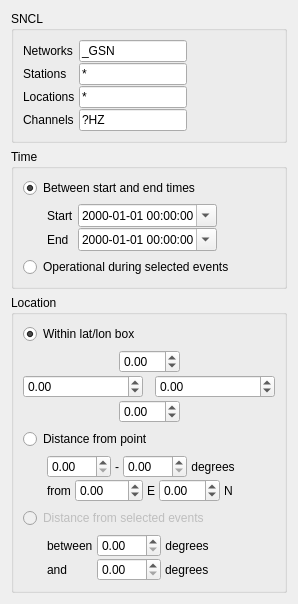
The window that pyweed/gui/uic/StationOptionsWidget.ui (iris-edu/pyweed) describes before a commit, drawn with Qt 5.
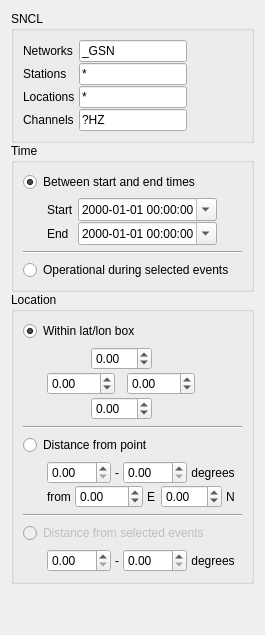
The same window after the commit.

Patch:
```diff
--- a/pyweed/gui/uic/StationOptionsWidget.ui
+++ b/pyweed/gui/uic/StationOptionsWidget.ui
@@ -3,17 +3,15 @@
  <class>StationOptionsWidget</class>
  <widget class="QWidget" name="StationOptionsWidget">
   <property name="sizePolicy">
-   <sizepolicy hsizetype="Fixed" vsizetype="Preferred">
+   <sizepolicy hsizetype="Minimum" vsizetype="Preferred">
     <horstretch>0</horstretch>
     <verstretch>0</verstretch>
    </sizepolicy>
   </property>
-  <property name="styleSheet">
-   <string notr="true">QLineEdit {
-	width: 5em;
-}</string>
-  </property>
   <layout class="QVBoxLayout" name="verticalLayout">
+   <property name="spacing">
+    <number>0</number>
+   </property>
    <property name="sizeConstraint">
     <enum>QLayout::SetDefaultConstraint</enum>
    </property>
@@ -27,12 +25,13 @@
      </property>
      <layout class="QVBoxLayout" name="verticalLayout_5">
       <item>
-       <layout class="QHBoxLayout" name="horizontalLayout_13">
-        <property name="spacing">
-         <number>0</number>
-        </property>
-        <item>
          <layout class="QFormLayout" name="formLayout">
+        <property name="fieldGrowthPolicy">
+         <enum>QFormLayout::FieldsStayAtSizeHint</enum>
+        </property>
+        <property name="formAlignment">
+         <set>Qt::AlignLeading|Qt::AlignLeft|Qt::AlignTop</set>
+        </property>
           <property name="horizontalSpacing">
            <number>4</number>
           </property>
@@ -97,21 +96,6 @@
           </item>
          </layout>
         </item>
-        <item>
-         <spacer name="horizontalSpacer_3">
-          <property name="orientation">
-           <enum>Qt::Horizontal</enum>
-          </property>
-          <property name="sizeHint" stdset="0">
-           <size>
-            <width>40</width>
-            <height>20</height>
-           </size>
-          </property>
-         </spacer>
-        </item>
-       </layout>
-      </item>
      </layout>
     </widget>
    </item>
@@ -135,21 +119,22 @@
        </widget>
       </item>
       <item>
-       <layout class="QHBoxLayout" name="horizontalLayout_10">
-        <property name="spacing">
-         <number>0</number>
-        </property>
-        <property name="leftMargin">
-         <number>24</number>
-        </property>
-        <item>
          <layout class="QFormLayout" name="formLayout_2">
+        <property name="fieldGrowthPolicy">
+         <enum>QFormLayout::FieldsStayAtSizeHint</enum>
+        </property>
+        <property name="formAlignment">
+         <set>Qt::AlignLeading|Qt::AlignLeft|Qt::AlignTop</set>
+        </property>
           <property name="horizontalSpacing">
            <number>4</number>
           </property>
           <property name="verticalSpacing">
            <number>1</number>
           </property>
+        <property name="leftMargin">
+         <number>24</number>
+        </property>
           <item row="0" column="0">
            <widget class="QLabel" name="starttimeLabel">
             <property name="text">
@@ -211,19 +196,11 @@
          </layout>
         </item>
         <item>
-         <spacer name="horizontalSpacer_2">
+       <widget class="Line" name="line_3">
           <property name="orientation">
            <enum>Qt::Horizontal</enum>
           </property>
-          <property name="sizeHint" stdset="0">
-           <size>
-            <width>40</width>
-            <height>20</height>
-           </size>
-          </property>
-         </spacer>
-        </item>
-       </layout>
+       </widget>
       </item>
       <item>
        <widget class="QRadioButton" name="timeDuringEventsRadioButton">
@@ -252,6 +229,14 @@
        </widget>
       </item>
       <item>
+       <layout class="QHBoxLayout" name="horizontalLayout_2" stretch="0,1">
+        <property name="spacing">
+         <number>0</number>
+        </property>
+        <property name="leftMargin">
+         <number>24</number>
+        </property>
+        <item>
        <layout class="QVBoxLayout" name="verticalLayout_7">
         <property name="spacing">
          <number>2</number>
@@ -265,8 +250,8 @@
             </property>
             <property name="sizeHint" stdset="0">
              <size>
-              <width>40</width>
-              <height>20</height>
+                <width>1</width>
+                <height>0</height>
              </size>
             </property>
            </spacer>
@@ -291,8 +276,8 @@
             </property>
             <property name="sizeHint" stdset="0">
              <size>
-              <width>40</width>
-              <height>20</height>
+                <width>1</width>
+                <height>0</height>
              </size>
             </property>
            </spacer>
@@ -335,8 +320,8 @@
             </property>
             <property name="sizeHint" stdset="0">
              <size>
-              <width>40</width>
-              <height>20</height>
+                <width>1</width>
+                <height>0</height>
              </size>
             </property>
            </spacer>
@@ -358,8 +343,8 @@
             </property>
             <property name="sizeHint" stdset="0">
              <size>
-              <width>40</width>
-              <height>20</height>
+                <width>1</width>
+                <height>0</height>
              </size>
             </property>
            </spacer>
@@ -367,6 +352,22 @@
          </layout>
         </item>
        </layout>
+        </item>
+        <item>
+         <spacer name="horizontalSpacer">
+          <property name="orientation">
+           <enum>Qt::Horizontal</enum>
+          </property>
+         </spacer>
+        </item>
+       </layout>
+      </item>
+      <item>
+       <widget class="Line" name="line_2">
+        <property name="orientation">
+         <enum>Qt::Horizontal</enum>
+        </property>
+       </widget>
       </item>
       <item>
        <widget class="QRadioButton" name="locationDistanceFromPointRadioButton">
@@ -379,6 +380,14 @@
        </widget>
       </item>
       <item>
+       <layout class="QHBoxLayout" name="horizontalLayout_6" stretch="0,1">
+        <property name="spacing">
+         <number>0</number>
+        </property>
+        <property name="leftMargin">
+         <number>24</number>
+        </property>
+        <item>
        <layout class="QVBoxLayout" name="verticalLayout_3">
         <property name="spacing">
          <number>1</number>
@@ -386,9 +395,6 @@
         <property name="sizeConstraint">
          <enum>QLayout::SetDefaultConstraint</enum>
         </property>
-        <property name="leftMargin">
-         <number>24</number>
-        </property>
         <item>
          <layout class="QHBoxLayout" name="horizontalLayout_14">
           <property name="spacing">
@@ -437,22 +443,6 @@
             </property>
            </widget>
           </item>
-          <item>
-           <spacer name="horizontalSpacer_10">
-            <property name="orientation">
-             <enum>Qt::Horizontal</enum>
-            </property>
-            <property name="sizeType">
-             <enum>QSizePolicy::Expanding</enum>
-            </property>
-            <property name="sizeHint" stdset="0">
-             <size>
-              <width>40</width>
-              <height>20</height>
-             </size>
-            </property>
-           </spacer>
-          </item>
          </layout>
         </item>
         <item>
@@ -504,6 +494,10 @@
             </property>
            </widget>
           </item>
+           </layout>
+          </item>
+         </layout>
+        </item>
           <item>
            <spacer name="horizontalSpacer_11">
             <property name="orientation">
@@ -512,17 +506,16 @@
             <property name="sizeType">
              <enum>QSizePolicy::Expanding</enum>
             </property>
-            <property name="sizeHint" stdset="0">
-             <size>
-              <width>40</width>
-              <height>20</height>
-             </size>
-            </property>
            </spacer>
           </item>
          </layout>
         </item>
-       </layout>
+      <item>
+       <widget class="Line" name="line">
+        <property name="orientation">
+         <enum>Qt::Horizontal</enum>
+        </property>
+       </widget>
       </item>
       <item>
        <widget class="QRadioButton" name="locationDistanceFromEventsRadioButton">
@@ -535,39 +528,23 @@
        </widget>
       </item>
       <item>
-       <layout class="QFormLayout" name="formLayout_4">
+       <layout class="QHBoxLayout" name="horizontalLayout_16" stretch="0,1">
+        <property name="spacing">
+         <number>0</number>
+        </property>
         <property name="sizeConstraint">
-         <enum>QLayout::SetFixedSize</enum>
-        </property>
-        <property name="fieldGrowthPolicy">
-         <enum>QFormLayout::FieldsStayAtSizeHint</enum>
-        </property>
-        <property name="formAlignment">
-         <set>Qt::AlignLeading|Qt::AlignLeft|Qt::AlignTop</set>
-        </property>
-        <property name="horizontalSpacing">
-         <number>4</number>
-        </property>
-        <property name="verticalSpacing">
-         <number>1</number>
+         <enum>QLayout::SetDefaultConstraint</enum>
         </property>
         <property name="leftMargin">
          <number>24</number>
         </property>
-        <item row="0" column="0">
-         <widget class="QLabel" name="label_9">
-          <property name="text">
-           <string>between</string>
-          </property>
-         </widget>
-        </item>
-        <item row="0" column="1">
-         <layout class="QHBoxLayout" name="horizontalLayout_11">
+        <item>
+         <layout class="QHBoxLayout" name="horizontalLayout_3">
           <property name="spacing">
            <number>4</number>
           </property>
           <item>
-           <widget class="QDoubleSpinBox" name="distanceFromEventsMinRadiusInput">
+           <widget class="QDoubleSpinBox" name="distanceFromEventsMinRadiusDoubleSpinBox">
             <property name="minimum">
              <double>0.000000000000000</double>
             </property>
@@ -577,7 +554,24 @@
            </widget>
           </item>
           <item>
-           <widget class="QLabel" name="label_3">
+           <widget class="QLabel" name="label_4">
+            <property name="text">
+             <string>-</string>
+            </property>
+           </widget>
+          </item>
+          <item>
+           <widget class="QDoubleSpinBox" name="distanceFromEventsMaxRadiusDoubleSpinBox">
+            <property name="minimum">
+             <double>0.000000000000000</double>
+            </property>
+            <property name="maximum">
+             <double>180.000000000000000</double>
+            </property>
+           </widget>
+          </item>
+          <item>
+           <widget class="QLabel" name="label_10">
             <property name="enabled">
              <bool>true</bool>
             </property>
@@ -591,45 +585,34 @@
           </item>
          </layout>
         </item>
-        <item row="1" column="0">
-         <widget class="QLabel" name="label_12">
-          <property name="text">
-           <string>and</string>
-          </property>
-         </widget>
-        </item>
-        <item row="1" column="1">
-         <layout class="QHBoxLayout" name="horizontalLayout_12">
-          <property name="spacing">
-           <number>4</number>
-          </property>
           <item>
-           <widget class="QDoubleSpinBox" name="distanceFromEventsMaxRadiusInput">
-            <property name="minimum">
-             <double>0.000000000000000</double>
-            </property>
-            <property name="maximum">
-             <double>180.000000000000000</double>
-            </property>
-           </widget>
-          </item>
-          <item>
-           <widget class="QLabel" name="label_5">
-            <property name="enabled">
-             <bool>true</bool>
-            </property>
-            <property name="text">
-             <string>degrees</string>
-            </property>
-           </widget>
-          </item>
+         <spacer name="horizontalSpacer_13">
+          <property name="orientation">
+           <enum>Qt::Horizontal</enum>
+          </property>
+          <property name="sizeType">
+           <enum>QSizePolicy::Expanding</enum>
+          </property>
+         </spacer>
+        </item>
          </layout>
         </item>
        </layout>
-      </item>
-     </layout>
     </widget>
    </item>
+   <item>
+    <spacer name="verticalSpacer">
+     <property name="orientation">
+      <enum>Qt::Vertical</enum>
+     </property>
+     <property name="sizeHint" stdset="0">
+      <size>
+       <width>20</width>
+       <height>40</height>
+      </size>
+     </property>
+    </spacer>
+   </item>
   </layout>
  </widget>
  <tabstops>
```
Left out of the diff: 18 changed lines with no effect on the pictures. Lines whose indentation alone changed are shown as unchanged.
